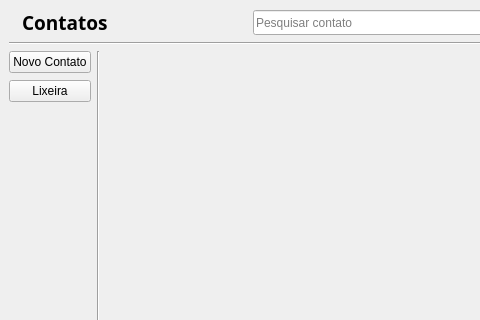
Gusrrocha/Agenda-de-Contatos, file view/main_window.ui: the form before one commit; both pictures show x 0 to 480 and y 0 to 320 of the 800 by 600 pixel window.
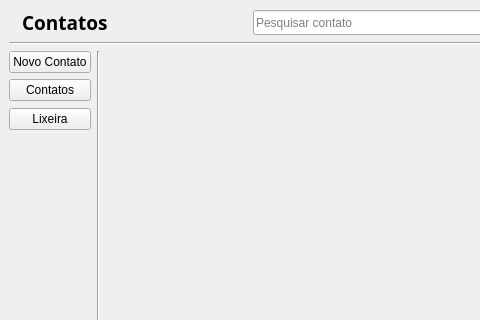
The form after the commit. Icons and pictures are not drawn.

What changed in the file:
```diff
--- a/view/main_window.ui
+++ b/view/main_window.ui
@@ -117,6 +117,17 @@
           </property>
          </widget>
         </item>
+        <item>
+         <widget class="QPushButton" name="contatos_btn">
+          <property name="text">
+           <string>Contatos</string>
+          </property>
+          <property name="icon">
+           <iconset>
+            <normaloff>../assets/icons/icontact.png</normaloff>../assets/icons/icontact.png</iconset>
+          </property>
+         </widget>
+        </item>
         <item>
          <spacer name="verticalSpacer_2">
           <property name="orientation">
```
